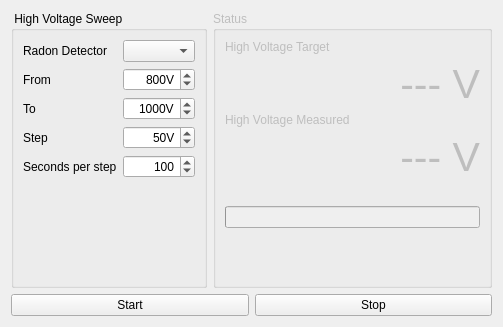
This is ui/sensitivity_sweep.ui in anstoradonlab/radon-monitor-gui as Qt 5 draws it before an edit. The edited form follows.
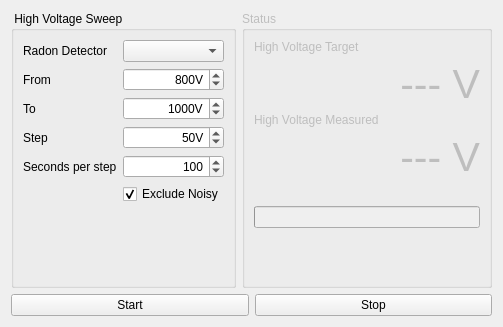
This is the edited form.

Commit message: Add option to handle noise during sensitivity sweep

Diff of the .ui file:
```diff
--- a/ui/sensitivity_sweep.ui
+++ b/ui/sensitivity_sweep.ui
@@ -160,6 +160,19 @@
           </property>
          </widget>
         </item>
+        <item row="8" column="1">
+         <widget class="QCheckBox" name="noiseCheckBox">
+          <property name="toolTip">
+           <string>Any noisy measurements (ULD counts &gt; 0) are repeated with this option enabled</string>
+          </property>
+          <property name="text">
+           <string>Exclude Noisy</string>
+          </property>
+          <property name="checked">
+           <bool>true</bool>
+          </property>
+         </widget>
+        </item>
        </layout>
       </widget>
      </item>
```
The commit also changes 2 other files.
